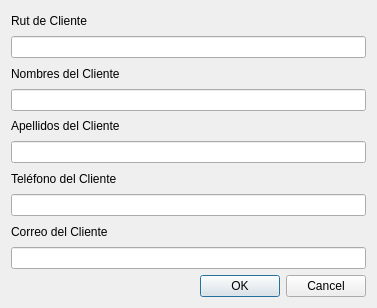
Old version of the form modulo_clientes/form_registro.ui in the repository GrupoTallerCostruccion/Repositorio1.
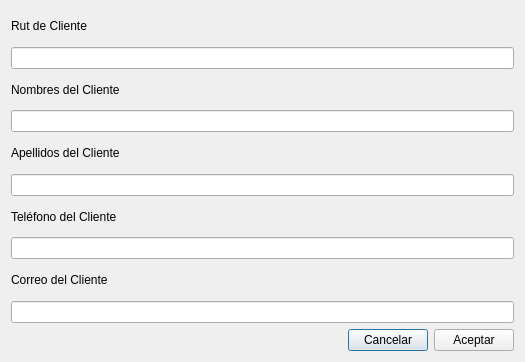
New version of the form.

The edit to the form file:
```diff
--- a/modulo_clientes/form_registro.ui
+++ b/modulo_clientes/form_registro.ui
@@ -6,8 +6,8 @@
    <rect>
     <x>0</x>
     <y>0</y>
-    <width>377</width>
-    <height>308</height>
+    <width>525</width>
+    <height>362</height>
    </rect>
   </property>
   <property name="windowTitle">
@@ -69,14 +69,35 @@
     <widget class="QLineEdit" name="lineEdit_5"/>
    </item>
    <item>
-    <widget class="QDialogButtonBox" name="buttonBox">
-     <property name="orientation">
-      <enum>Qt::Horizontal</enum>
-     </property>
-     <property name="standardButtons">
-      <set>QDialogButtonBox::Cancel|QDialogButtonBox::Ok</set>
-     </property>
-    </widget>
+    <layout class="QHBoxLayout" name="horizontalLayout">
+     <item>
+      <spacer name="horizontalSpacer">
+       <property name="orientation">
+        <enum>Qt::Horizontal</enum>
+       </property>
+       <property name="sizeHint" stdset="0">
+        <size>
+         <width>40</width>
+         <height>20</height>
+        </size>
+       </property>
+      </spacer>
+     </item>
+     <item>
+      <widget class="QPushButton" name="cancelar_bt">
+       <property name="text">
+        <string>Cancelar</string>
+       </property>
+      </widget>
+     </item>
+     <item>
+      <widget class="QPushButton" name="aceptar_bt">
+       <property name="text">
+        <string>Aceptar</string>
+       </property>
+      </widget>
+     </item>
+    </layout>
    </item>
   </layout>
  </widget>
```
Left out of the diff: 45 changed lines with no effect on the pictures.
